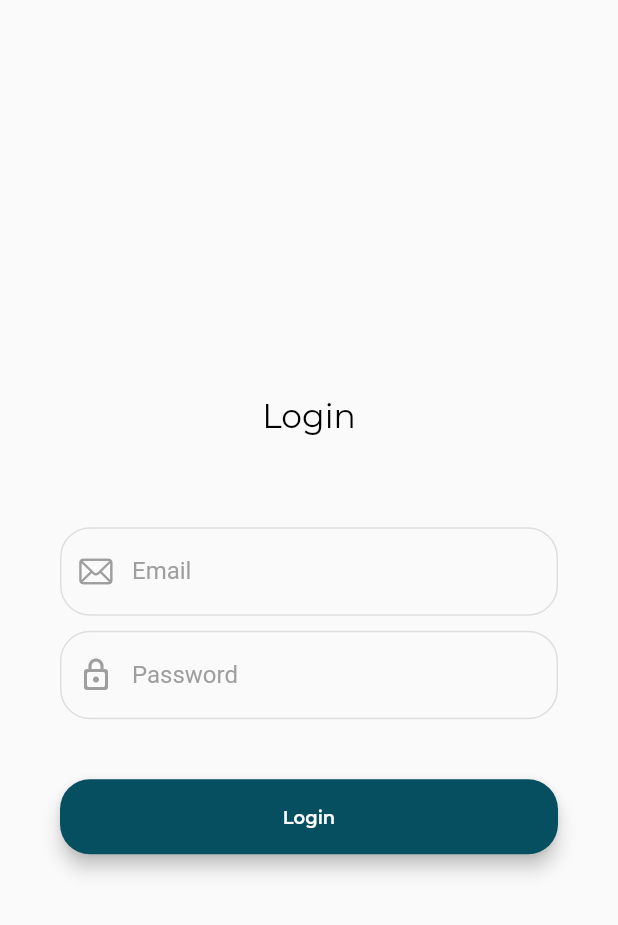
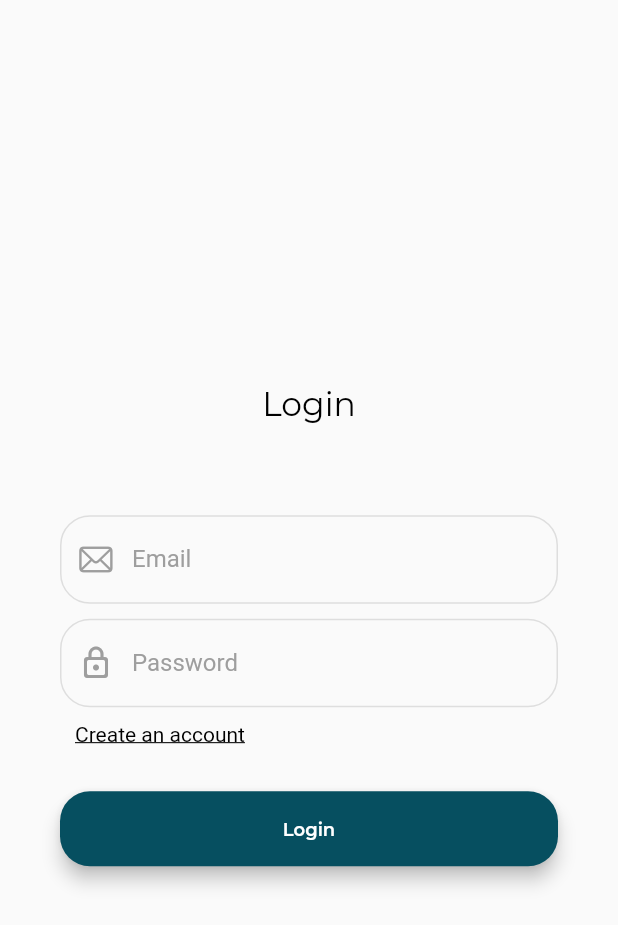
Before and after one commit to vmgarciahurtado/todo-app, a Flutter app: the screen it shows after launch, on a phone screen of 412 x 824 dp. Shown: the top 925 px of the screen. Run offline on Flutter 3.47's test engine with Material 2 defaults, Android fonts, the phone set to English and light mode, and no system bars; our stand-ins replace dio, email_validator, flutter_spinkit, get, get_storage; Roboto replaces fonts that are missing (OpenSans).

Commit message:
create account link

```diff
--- a/lib/presentation/auth/view/auth.dart
+++ b/lib/presentation/auth/view/auth.dart
@@ -5,6 +5,7 @@ import 'package:get/get.dart';
 import 'package:todo_app/domain/auth/service/auth_service.dart';
 import 'package:todo_app/infrastructure/auth/auth_repository_http.dart';
 import 'package:todo_app/presentation/auth/view_model/view_model.dart';
+import 'package:todo_app/presentation/register/view/register.dart';
 import 'package:todo_app/presentation/shared/buttons/rounded_button.dart';
 import 'package:todo_app/presentation/shared/inputs/custom_input.dart';
 import 'package:todo_app/presentation/shared/styles/text_styles.dart';
@@ -70,7 +71,24 @@ class AuthView extends StatelessWidget {
                       icon: Icons.lock_outline_rounded),
                 ),
                 const SizedBox(
-                  height: 40,
+                  height: 10,
+                ),
+                Row(
+                  children: [
+                    InkWell(
+                      onTap: () => Get.to(() => RegisterView()),
+                      child: Container(
+                        margin: const EdgeInsets.only(left: 10),
+                        child: Text(
+                          'Create an account',
+                          style: TextStyles.subHeadLineUnderLineStyle(),
+                        ),
+                      ),
+                    ),
+                  ],
+                ),
+                const SizedBox(
+                  height: 30,
                 ),
                 Row(
                   children: [
--- a/lib/presentation/shared/styles/text_styles.dart
+++ b/lib/presentation/shared/styles/text_styles.dart
@@ -52,6 +52,17 @@ class TextStyles {
     );
   }
 
+  static TextStyle subHeadLineUnderLineStyle(
+      {Color color = Colors.black, bool isBold = false}) {
+    return TextStyle(
+      decoration: TextDecoration.underline,
+      color: color,
+      fontWeight: isBold ? FontWeight.bold : FontWeight.normal,
+      fontFamily: 'OpenSans',
+      fontSize: Get.textScaleFactor * 14,
+    );
+  }
+
   static TextStyle subHeadLineStyle(
       {Color color = Colors.black, bool isBold = false}) {
     return TextStyle(
```
Also changed, not shown: lib/infrastructure/register/user_repository_http.dart (+9 -1 lines).
